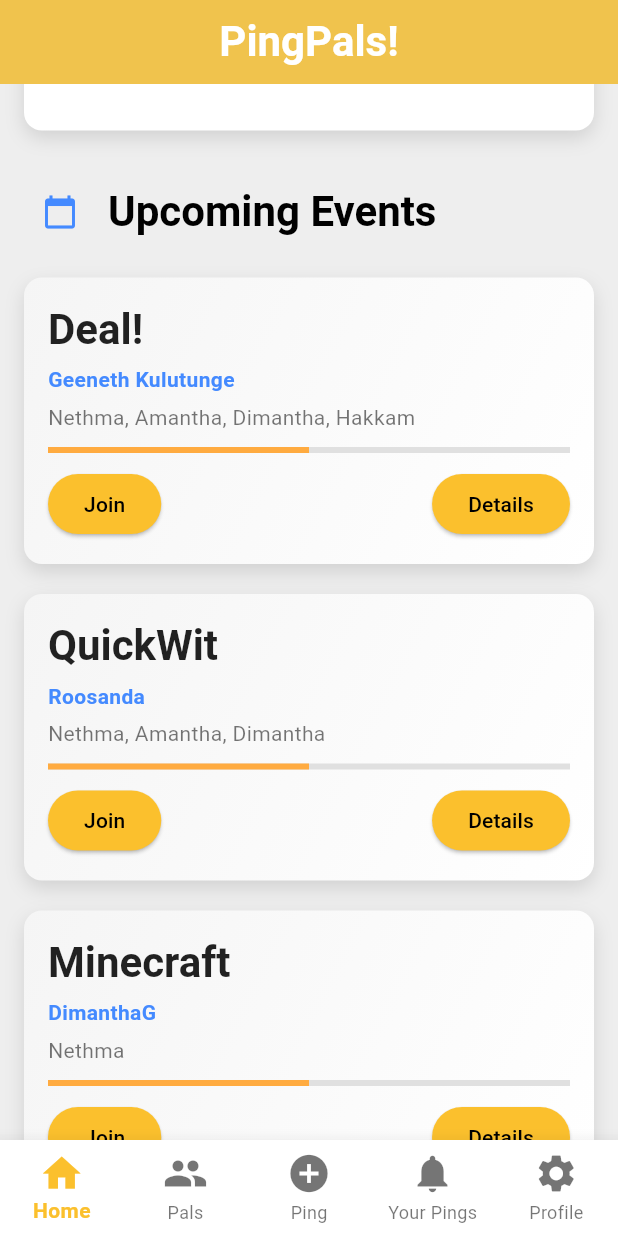
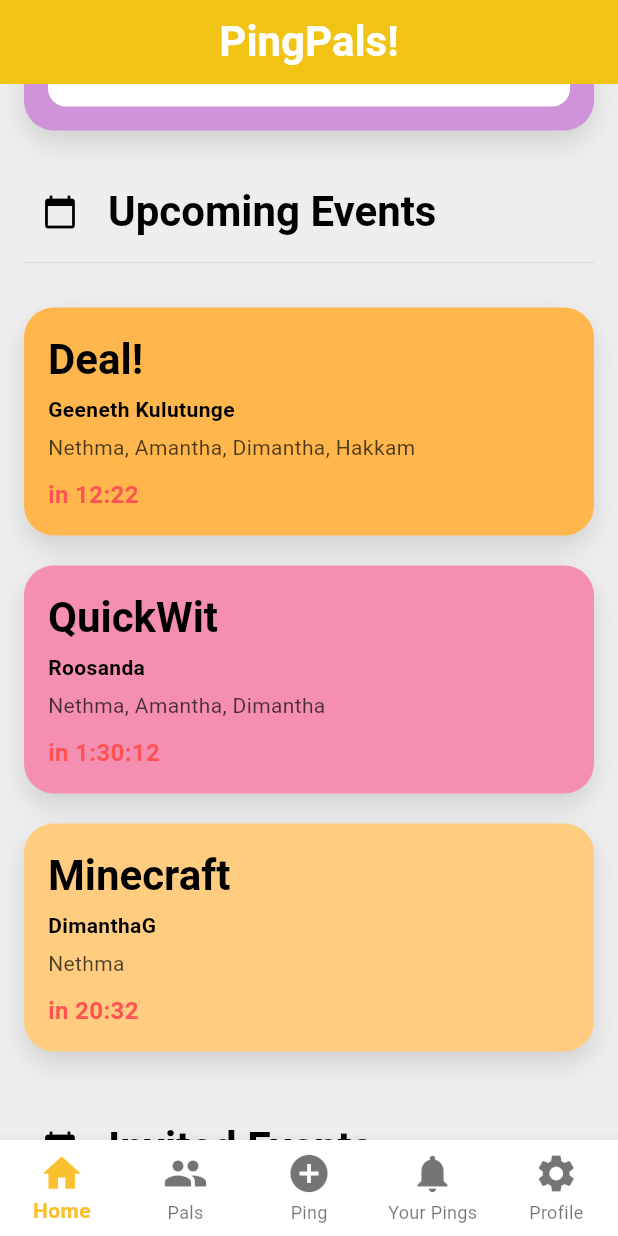
Before and after one commit to DimanthaG/PingPals, a Flutter app: the screen it shows after launch, scrolled down 576 dp, on a phone screen of 412 x 824 dp. Run offline on Flutter 3.47's test engine with Material 3 defaults, Android fonts, the phone set to English and light mode, and no system bars.

Commit message:
AL-10|minor changes

```diff
--- a/client/pingpal/lib/src/screens/friend_list_screen.dart
+++ b/client/pingpal/lib/src/screens/friend_list_screen.dart
@@ -27,7 +27,8 @@ class _PalsScreenState extends State<PalsScreen> {
             color: theme.colorScheme.onPrimary,
           ),
         ),
-        backgroundColor: theme.colorScheme.primary,
+        backgroundColor:
+            isDarkMode ? const Color(0xFFFF8C00) : const Color(0xFFFFC800),
         elevation: 0,
         centerTitle: true,
         actions: [
@@ -76,9 +77,9 @@ class _PalsScreenState extends State<PalsScreen> {
 
             // Pals List Section
             ListView.builder(
-              shrinkWrap: true, // Allows ListView to be inside a ScrollView
+              shrinkWrap: true,
               physics: const NeverScrollableScrollPhysics(),
-              itemCount: 10, // Replace with the actual number of pals
+              itemCount: 10,
               itemBuilder: (context, index) {
                 return _buildPalCard(
                   theme,
@@ -161,11 +162,10 @@ class _PalsScreenState extends State<PalsScreen> {
   }
 
   Widget _buildCollapsibleFriendRequestsSection(ThemeData theme) {
-    // Example friend requests
     final friendRequests = [
       'Friend Request 1',
       'Friend Request 2',
-      'Friend Request 3',
+      'Friend Request 3'
     ];
 
     return ExpansionTile(
--- a/client/pingpal/lib/src/screens/home_screen.dart
+++ b/client/pingpal/lib/src/screens/home_screen.dart
@@ -14,12 +14,12 @@ class HomeScreen extends StatelessWidget {
           'PingPals!',
           style: theme.textTheme.headlineSmall?.copyWith(
             fontWeight: FontWeight.bold,
-            color: theme
-                .colorScheme.onPrimary, // Ensures the text color contrasts well
+            color: theme.colorScheme.onPrimary,
           ),
         ),
-        backgroundColor: const Color.fromARGB(
-            255, 255, 200, 62), // Change the color to yellow
+        backgroundColor: isDarkMode
+            ? const Color(0xFFFF8C00) // Dark Mode Orange
+            : const Color(0xFFFFC800), // Light Mode Yellow
         elevation: 0,
         centerTitle: true,
       ),
@@ -40,9 +40,10 @@ class HomeScreen extends StatelessWidget {
                     decoration: InputDecoration(
                       hintText: 'Search...',
                       prefixIcon: Icon(Icons.search,
-                          color: isDarkMode ? Colors.white54 : Colors.black54),
+                          color: isDarkMode ? Colors.white70 : Colors.black54),
                       filled: true,
-                      fillColor: theme.cardColor,
+                      fillColor:
+                          isDarkMode ? Colors.grey[800] : theme.cardColor,
                       border: OutlineInputBorder(
                         borderRadius: BorderRadius.circular(30.0),
                         borderSide: BorderSide.none,
@@ -50,6 +51,8 @@ class HomeScreen extends StatelessWidget {
                       contentPadding:
                           const EdgeInsets.symmetric(vertical: 15.0),
                     ),
+                    style: TextStyle(
+                        color: isDarkMode ? Colors.white : Colors.black),
                   ),
                 ),
               ),
@@ -58,7 +61,10 @@ class HomeScreen extends StatelessWidget {
               const SizedBox(height: 20),
               Text(
                 'Pinned Events',
-                style: theme.textTheme.headlineSmall,
+                style: theme.textTheme.headlineSmall?.copyWith(
+                  fontWeight: FontWeight.bold,
+                  color: isDarkMode ? Colors.white : Colors.black,
+                ),
               ),
               Divider(
                 color: isDarkMode ? Colors.grey[700] : Colors.grey[300],
@@ -70,8 +76,12 @@ class HomeScreen extends StatelessWidget {
 
               // Upcoming Events Section
               const SizedBox(height: 30),
-              _buildSectionHeader('Upcoming Events', Colors.blueAccent,
-                  Icons.calendar_today, theme),
+              _buildSectionHeader('Upcoming Events', theme, isDarkMode),
+              Divider(
+                color: isDarkMode ? Colors.grey[700] : Colors.grey[300],
+                thickness: 1,
+                height: 20,
+              ),
               const SizedBox(height: 10),
               _buildEventCard(
                 title: 'Deal!',
@@ -80,6 +90,9 @@ class HomeScreen extends StatelessWidget {
                 participants: 'Nethma, Amantha, Dimantha, Hakkam',
                 theme: theme,
                 isDarkMode: isDarkMode,
+                backgroundColor:
+                    isDarkMode ? Color(0xFFEA580C) : Color(0xFFFFB74D),
+                textColor: isDarkMode ? Colors.white : Colors.black,
               ),
               _buildEventCard(
                 title: 'QuickWit',
@@ -88,6 +101,9 @@ class HomeScreen extends StatelessWidget {
                 participants: 'Nethma, Amantha, Dimantha',
                 theme: theme,
                 isDarkMode: isDarkMode,
+                backgroundColor:
+                    isDarkMode ? Color(0xFFD81B60) : Color(0xFFF48FB1),
+                textColor: isDarkMode ? Colors.white : Colors.black,
               ),
               _buildEventCard(
                 title: 'Minecraft',
@@ -96,61 +112,34 @@ class HomeScreen extends StatelessWidget {
                 participants: 'Nethma',
                 theme: theme,
                 isDarkMode: isDarkMode,
+                backgroundColor:
+                    isDarkMode ? Color(0xFFEF6C00) : Color(0xFFFFCC80),
+                textColor: isDarkMode ? Colors.white : Colors.black,
               ),
 
               // Invited Events Section
               const SizedBox(height: 30),
-              _buildSectionHeader(
-                  'Invited Events', Colors.green, Icons.mail_outline, theme),
+              _buildSectionHeader('Invited Events', theme, isDarkMode),
+              Divider(
+                color: isDarkMode ? Colors.grey[700] : Colors.grey[300],
+                thickness: 1,
+                height: 20,
+              ),
               const SizedBox(height: 10),
-              _buildEventCardSmall(
-                title: 'Longlegs',
-                date: '22/08/2024',
-                time: '14:00',
-                accepted: 'Geeneth',
-                theme: theme,
-                isDarkMode: isDarkMode,
-                cardColor: isDarkMode ? Colors.green[800]! : Colors.green[100]!,
-                textColor: isDarkMode ? Colors.white : Colors.black87,
-              ),
-              _buildEventCardSmall(
-                title: 'Longlegs',
-                date: '22/08/2024',
-                time: '14:00',
-                accepted: 'Geeneth',
-                theme: theme,
-                isDarkMode: isDarkMode,
-                cardColor: isDarkMode ? Colors.green[800]! : Colors.green[100]!,
-                textColor: isDarkMode ? Colors.white : Colors.black87,
-              ),
+              _buildHorizontalScrollableEventCards(theme, isDarkMode,
+                  isCreatedEvents: false),
 
               // Created Events Section
               const SizedBox(height: 30),
-              _buildSectionHeader('Created Events', Colors.orangeAccent,
-                  Icons.add_circle_outline, theme),
+              _buildSectionHeader('Created Events', theme, isDarkMode),
+              Divider(
+                color: isDarkMode ? Colors.grey[700] : Colors.grey[300],
+                thickness: 1,
+                height: 20,
+              ),
               const SizedBox(height: 10),
-              _buildEventCardSmall(
-                title: 'Longlegs',
-                date: '22/08/2024',
-                time: '14:00',
-                accepted: 'Geeneth',
-                theme: theme,
-                isDarkMode: isDarkMode,
-                cardColor:
-                    isDarkMode ? Colors.orange[800]! : Colors.orange[100]!,
-                textColor: isDarkMode ? Colors.white : Colors.black87,
-              ),
-              _buildEventCardSmall(
-                title: 'Longlegs',
-                date: '22/08/2024',
-                time: '14:00',
-                accepted: 'Geeneth',
-                theme: theme,
-                isDarkMode: isDarkMode,
-                cardColor:
-                    isDarkMode ? Colors.orange[800]! : Colors.orange[100]!,
-                textColor: isDarkMode ? Colors.white : Colors.black87,
-              ),
+              _buildHorizontalScrollableEventCards(theme, isDarkMode,
+                  isCreatedEvents: true),
             ],
           ),
         ),
@@ -158,15 +147,15 @@ class HomeScreen extends StatelessWidget {
     );
   }
 
-  Widget _buildSectionHeader(
-      String title, Color color, IconData icon, ThemeData theme) {
+  Widget _buildSectionHeader(String title, ThemeData theme, bool isDarkMode) {
     return Column(
       crossAxisAlignment: CrossAxisAlignment.start,
       children: [
         Row(
           children: [
             IconButton(
-              icon: Icon(icon, color: color),
+              icon: Icon(Icons.calendar_today,
+                  color: isDarkMode ? Colors.white70 : Colors.black),
               onPressed: () {
                 // Navigate to a detailed section view
               },
@@ -175,7 +164,10 @@ class HomeScreen extends StatelessWidget {
             Expanded(
               child: Text(
                 title,
-                style: theme.textTheme.headlineSmall,
+                style: theme.textTheme.headlineSmall?.copyWith(
+                  fontWeight: FontWeight.bold,
+                  color: isDarkMode ? Colors.white : Colors.black,
+                ),
               ),
             ),
           ],
@@ -190,54 +182,35 @@ class HomeScreen extends StatelessWidget {
         // Navigate to event details
       },
       child: SizedBox(
-        width: double.infinity, // Fill the entire width of the screen
+        width: double.infinity,
         child: Container(
           decoration: BoxDecoration(
-            gradient: isDarkMode
-                ? const LinearGradient(
-                    colors: [
-                      Color.fromARGB(255, 60, 62, 91), // Darker shade
-                      Color.fromARGB(
-                          255, 70, 73, 100), // Slightly lighter shade
-                    ],
-                    begin: Alignment.topLeft,
-                    end: Alignment.bottomRight,
-                  )
-                : const LinearGradient(
-                    colors: [
-                      Color.fromARGB(255, 255, 255, 255),
-                      Color.fromARGB(255, 255, 255, 255),
-                    ],
-                    begin: Alignment.topLeft,
-                    end: Alignment.bottomRight,
-                  ),
-            borderRadius: BorderRadius.circular(12.0),
+            color: isDarkMode ? Color(0xFF7B1FA2) : Color(0xFFCE93D8),
+            borderRadius: BorderRadius.circular(20.0),
             boxShadow: [
               BoxShadow(
-                color: isDarkMode ? Colors.black26 : Colors.black12,
-                blurRadius: 10,
-                offset: const Offset(0, 5),
+                color: isDarkMode ? Colors.black54 : Colors.black12,
+                blurRadius: 15,
+                offset: const Offset(0, 8),
               ),
             ],
           ),
           child: Column(
             crossAxisAlignment: CrossAxisAlignment.start,
             children: [
-              // Event Banner
               Container(
                 padding: const EdgeInsets.all(20.0),
-                decoration: const BoxDecoration(
+                decoration: BoxDecoration(
                   gradient: LinearGradient(
-                    colors: [
-                      Color.fromRGBO(87, 101, 242, 1),
-                      Color.fromRGBO(74, 144, 226, 1),
-                    ],
+                    colors: isDarkMode
+                        ? [Color(0xFF5E35B1), Color(0xFFBA68C8)]
+                        : [Color(0xFF6A1B9A), Color(0xFFBA68C8)],
                     begin: Alignment.topLeft,
                     end: Alignment.bottomRight,
                   ),
-                  borderRadius: BorderRadius.only(
-                    topLeft: Radius.circular(12),
-                    topRight: Radius.circular(12),
+                  borderRadius: const BorderRadius.only(
+                    topLeft: Radius.circular(20),
+                    topRight: Radius.circular(20),
                   ),
                 ),
                 child: Row(
@@ -261,7 +234,6 @@ class HomeScreen extends StatelessWidget {
                 child: Column(
                   crossAxisAlignment: CrossAxisAlignment.start,
                   children: [
-                    // Event Title and Countdown
                     Row(
                       mainAxisAlignment: MainAxisAlignment.spaceBetween,
                       children: [
@@ -278,8 +250,6 @@ class HomeScreen extends StatelessWidget {
                       ],
                     ),
                     const SizedBox(height: 10),
-
-                    // Organizer Name
                     Text(
                       'Geeneth Kulutunge',
                       style: theme.textTheme.bodyMedium?.copyWith(
@@ -287,8 +257,6 @@ class HomeScreen extends StatelessWidget {
                           fontWeight: FontWeight.w600),
                     ),
                     const SizedBox(height: 10),
-
-                    // Participant List
                     Row(
                       mainAxisAlignment: MainAxisAlignment.spaceBetween,
                       children: [
@@ -299,14 +267,12 @@ class HomeScreen extends StatelessWidget {
                       ],
                     ),
                     const SizedBox(height: 20),
-
-                    // Comment Box
                     Container(
                       padding: const EdgeInsets.symmetric(
                           horizontal: 20.0, vertical: 12.0),
                       decoration: BoxDecoration(
-                        color: theme.cardColor,
-                        borderRadius: BorderRadius.circular(8.0),
+                        color: isDarkMode ? Colors.grey[800] : theme.cardColor,
+                        borderRadius: BorderRadius.circular(12.0),
                       ),
                       child: Row(
                         children: [
@@ -315,11 +281,16 @@ class HomeScreen extends StatelessWidget {
                               controller: TextEditingController(
                                 text: "Hey, I'll be a few minutes late",
                               ),
-                              style: theme.textTheme.bodyMedium,
+                              style: theme.textTheme.bodyMedium?.copyWith(
+                                  color:
+                                      isDarkMode ? Colors.white : Colors.black),
                               decoration: InputDecoration(
                                 border: InputBorder.none,
                                 hintText: 'Leave a comment...',
-                                hintStyle: theme.textTheme.labelSmall,
+                                hintStyle: theme.textTheme.labelSmall?.copyWith(
+                                    color: isDarkMode
+                                        ? Colors.white54
+                                        : Colors.black54),
                               ),
                             ),
                           ),
@@ -348,8 +319,10 @@ class HomeScreen extends StatelessWidget {
               padding: const EdgeInsets.symmetric(vertical: 4.0),
               child: Text(
                 participant,
-                style: theme.textTheme.bodyLarge
-                    ?.copyWith(color: theme.colorScheme.secondary),
+                style: theme.textTheme.bodyLarge?.copyWith(
+                  color: theme.colorScheme.secondary,
+                  fontWeight: FontWeight.w600,
+                ),
               ),
             ),
           )
@@ -364,91 +337,92 @@ class HomeScreen extends StatelessWidget {
     required String participants,
     required ThemeData theme,
     required bool isDarkMode,
+    required Color backgroundColor,
+    required Color textColor,
   }) {
     return GestureDetector(
       onTap: () {
         // Handle event card tap
       },
       child: SizedBox(
-        width: double.infinity, // Fill the entire width of the screen
+        width: double.infinity,
         child: Container(
           margin: const EdgeInsets.symmetric(vertical: 10.0),
           padding: const EdgeInsets.all(16.0),
           decoration: BoxDecoration(
-            gradient: isDarkMode
-                ? const LinearGradient(
-                    colors: [Color(0xFF3A3D5C), Color(0xFF5A5D7C)],
-                    begin: Alignment.topLeft,
-                    end: Alignment.bottomRight,
-                  )
-                : const LinearGradient(
-                    colors: [Color(0xFFF5F5F5), Color(0xFFFFFFFF)],
-                    begin: Alignment.topLeft,
-                    end: Alignment.bottomRight,
-                  ),
-            borderRadius: BorderRadius.circular(12.0),
+            color: backgroundColor,
+            borderRadius: BorderRadius.circular(20.0),
             boxShadow: const [
               BoxShadow(
                 color: Colors.black12,
-                blurRadius: 10,
-                offset: Offset(0, 5),
+                blurRadius: 15,
+                offset: Offset(0, 8),
               ),
             ],
           ),
           child: Column(
             crossAxisAlignment: CrossAxisAlignment.start,
             children: [
-              // Event Title
               Text(
                 title,
-                style: theme.textTheme.headlineSmall?.copyWith(
-                    color: isDarkMode ? Colors.white : Colors.black87),
+                style:
+                    theme.textTheme.headlineSmall?.copyWith(color: textColor),
               ),
               const SizedBox(height: 5),
-              // Organizer
               Text(
                 organizer,
                 style: TextStyle(
-                  color: isDarkMode ? Colors.orange : Colors.blueAccent,
+                  color: textColor,
                   fontWeight: FontWeight.w600,
                 ),
               ),
               const SizedBox(height: 5),
-              // Participants
               Text(
                 participants,
-                style: TextStyle(
-                    color: isDarkMode ? Colors.grey[300] : Colors.black54),
+                style: TextStyle(color: textColor.withOpacity(0.7)),
               ),
               const SizedBox(height: 10),
-              // Time Left
-              LinearProgressIndicator(
-                value: calculateTimeLeftPercentage(timeLeft),
-                backgroundColor:
-                    isDarkMode ? Colors.grey[800] : Colors.grey[300],
-                color: isDarkMode ? Colors.redAccent : Colors.orangeAccent,
-              ),
-              const SizedBox(height: 10),
-              Row(
-                mainAxisAlignment: MainAxisAlignment.spaceBetween,
-                children: [
-                  ElevatedButton(
-                    onPressed: () {
-                      // Handle Join
-                    },
-                    child: Text('Join'),
-                  ),
-                  ElevatedButton(
-                    onPressed: () {
-                      // Handle Details
-                    },
-                    child: Text('Details'),
-                  ),
-                ],
+              Text(
+                'in $timeLeft',
+                style: const TextStyle(
+                  fontSize: 16,
+                  fontWeight: FontWeight.bold,
+                  color: Colors.redAccent,
+                ),
               ),
             ],
           ),
         ),
+      ),
+    );
+  }
+
+  Widget _buildHorizontalScrollableEventCards(ThemeData theme, bool isDarkMode,
+      {required bool isCreatedEvents}) {
+    List<Color> eventColors = [
+      isDarkMode ? Colors.blue[800]! : Colors.blue[100]!,
+      isDarkMode ? Colors.green[800]! : Colors.green[100]!,
+    ];
+
+    return SingleChildScrollView(
+      scrollDirection: Axis.horizontal,
+      child: Row(
+        children: [
+          for (int i = 0; i < 3; i++)
+            Container(
+              margin: const EdgeInsets.only(right: 10),
+              child: _buildEventCardSmall(
+                title: 'Longlegs',
+                date: '22/08/2024',
+                time: '14:00',
+                accepted: 'Geeneth',
+                theme: theme,
+                isDarkMode: isDarkMode,
+                cardColor: isCreatedEvents ? eventColors[1] : eventColors[0],
+                textColor: isDarkMode ? Colors.white : Colors.black87,
+              ),
+            ),
+        ],
       ),
     );
   }
@@ -468,25 +442,24 @@ class HomeScreen extends StatelessWidget {
         // Handle small event card tap
       },
       child: SizedBox(
-        width: double.infinity, // Fill the entire width of the screen
+        width: 200, // Adjusted width for horizontal scrolling
         child: Container(
           margin: const EdgeInsets.symmetric(vertical: 10.0),
           padding: const EdgeInsets.all(16.0),
           decoration: BoxDecoration(
             color: cardColor,
-            borderRadius: BorderRadius.circular(12.0),
+            borderRadius: BorderRadius.circular(20.0),
             boxShadow: const [
               BoxShadow(
                 color: Colors.black12,
-                blurRadius: 10,
-                offset: Offset(0, 5),
+                blurRadius: 15,
+                offset: Offset(0, 8),
               ),
             ],
           ),
           child: Column(
             crossAxisAlignment: CrossAxisAlignment.start,
             children: [
-              // Event Title
               Text(
                 title,
                 style: theme.textTheme.headlineSmall?.copyWith(
@@ -495,14 +468,12 @@ class HomeScreen extends StatelessWidget {
                 ),
               ),
               const SizedBox(height: 5),
-              // Date and Time
               Text(
                 '$date | $time',
                 style:
                     theme.textTheme.bodyMedium?.copyWith(color: Colors.orange),
               ),
               const SizedBox(height: 10),
-              // Accepted
               Text(
                 'Accepted: $accepted',
                 style: theme.textTheme.bodySmall?.copyWith(
@@ -514,10 +485,4 @@ class HomeScreen extends StatelessWidget {
       ),
     );
   }
-
-  double calculateTimeLeftPercentage(String timeLeft) {
-    // Dummy implementation to calculate the percentage of time left
-    // Replace with actual calculation logic based on your event time
-    return 0.5;
-  }
 }
```
